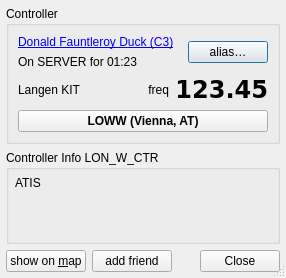
Old version of the form src/ControllerDetails.ui in the repository qutescoop/qutescoop.
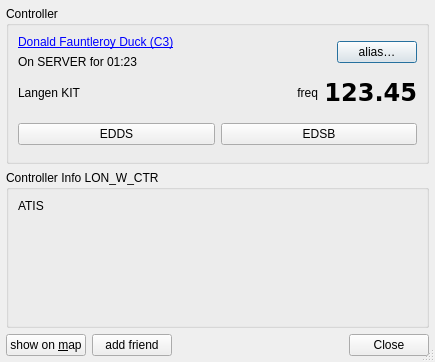
New version of the form. Icons and pictures are not drawn.

Commit message: [FEATURE] Add controller -> airports mapping (#202)

Diff of the .ui file:
```diff
--- a/src/ControllerDetails.ui
+++ b/src/ControllerDetails.ui
@@ -6,8 +6,8 @@
    <rect>
     <x>0</x>
     <y>0</y>
-    <width>286</width>
-    <height>278</height>
+    <width>435</width>
+    <height>362</height>
    </rect>
   </property>
   <property name="sizePolicy">
@@ -109,15 +109,35 @@
        </layout>
       </item>
       <item>
-       <widget class="QPushButton" name="pbAirportDetails">
-        <property name="font">
-         <font>
-          <bold>true</bold>
-         </font>
-        </property>
-        <property name="text">
-         <string>LOWW (Vienna, AT)</string>
-        </property>
+       <widget class="QWidget" name="gridAirports" native="true">
+        <layout class="QGridLayout" name="gridAirportsLayout" columnstretch="0,0">
+         <property name="leftMargin">
+          <number>0</number>
+         </property>
+         <property name="topMargin">
+          <number>0</number>
+         </property>
+         <property name="rightMargin">
+          <number>0</number>
+         </property>
+         <property name="bottomMargin">
+          <number>0</number>
+         </property>
+         <item row="0" column="1">
+          <widget class="QPushButton" name="pushButton_4">
+           <property name="text">
+            <string>EDSB</string>
+           </property>
+          </widget>
+         </item>
+         <item row="0" column="0">
+          <widget class="QPushButton" name="pushButton_5">
+           <property name="text">
+            <string>EDDS</string>
+           </property>
+          </widget>
+         </item>
+        </layout>
        </widget>
       </item>
      </layout>
@@ -129,9 +149,6 @@
       <string>Controller Info LON_W_CTR</string>
      </property>
      <layout class="QVBoxLayout" name="verticalLayout">
-      <property name="margin" stdset="0">
-       <number>6</number>
-      </property>
       <item>
        <widget class="QLabel" name="lblAtis">
         <property name="text">
```
Left out of the diff: 2 changed lines with no effect on the pictures. The commit also changes 19 other files.
